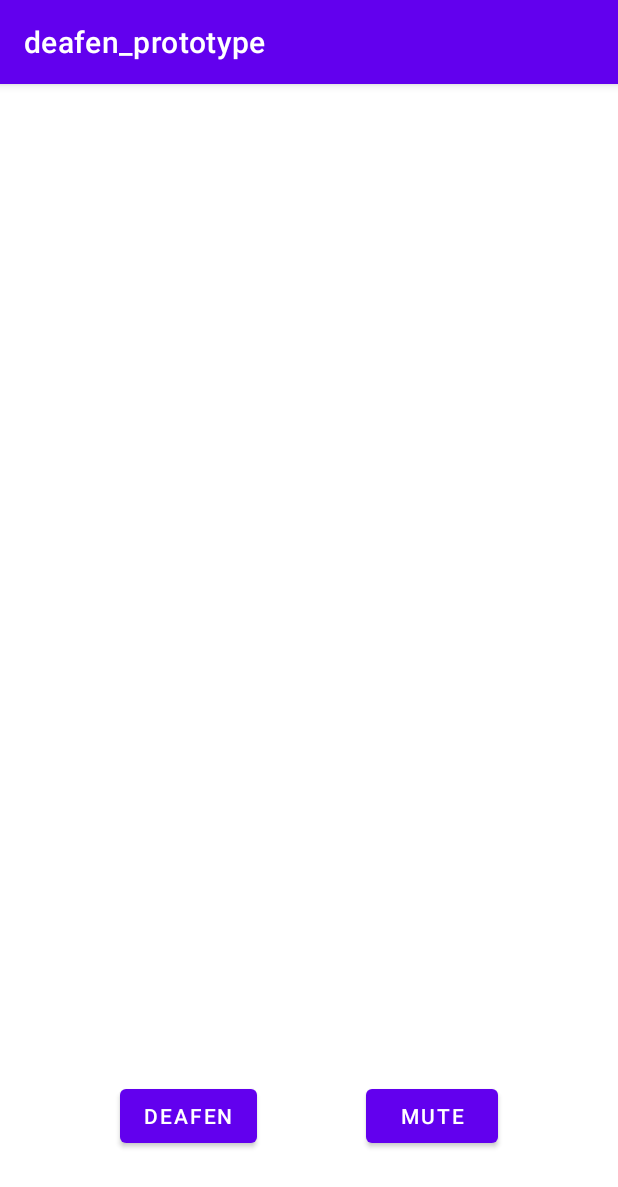
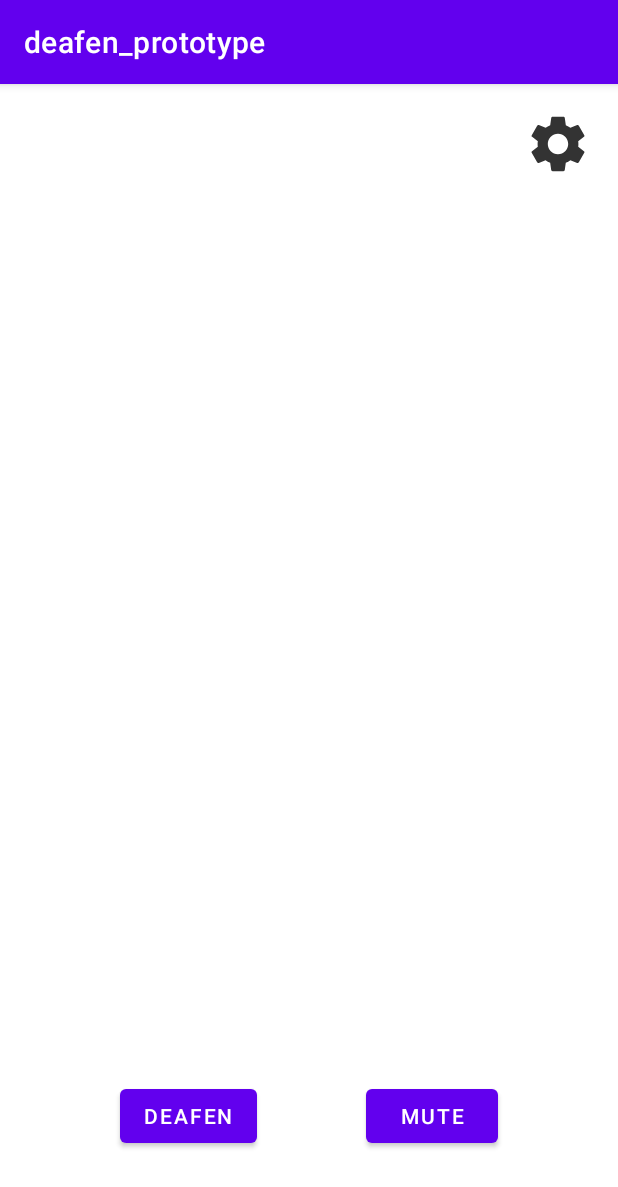
Before and after one commit to ShaqibRahman/CAPSTONE, an Android app: the screen it shows after launch (MainActivity), on a phone screen of 412 x 824 dp. Shown: the top 1187 px of the screen. Run offline under Robolectric (Android 15) with nearby library versions, the phone set to English and light mode, and no system bars.

Commit message:
adding settings button and settings screen

```diff
--- a/Deafen_app/app/src/main/java/com/example/deafen_prototype/MainActivity.java
+++ b/Deafen_app/app/src/main/java/com/example/deafen_prototype/MainActivity.java
@@ -7,17 +7,27 @@ import android.media.AudioManager;
 import android.os.Bundle;
 import android.os.Handler;
 import android.view.View;
+import android.widget.ImageButton;
 import android.widget.Toast;
 import android.content.Intent;
 
 public class MainActivity extends AppCompatActivity {
 
     private AudioManager audioManager;
+    private ImageButton button;
 
     @Override
     protected void onCreate(Bundle savedInstanceState) {
         super.onCreate(savedInstanceState);
         setContentView(R.layout.activity_main);
+
+        button = (ImageButton) findViewById(R.id.Settings);
+        button.setOnClickListener(new View.OnClickListener() {
+            @Override
+            public void onClick(View view) {
+                OpenSettings();
+            }
+        });
 
         audioManager = (AudioManager) getApplicationContext().getSystemService(Context.AUDIO_SERVICE);
     }
@@ -49,4 +59,9 @@ public class MainActivity extends AppCompatActivity {
             }
         }, 3000);
     }
+
+    public void OpenSettings(){
+        Intent intent = new Intent(this, SettingsActivity.class);
+        startActivity(intent);
+    }
 }
--- /dev/null
+++ b/Deafen_app/app/src/main/res/drawable-anydpi/settings.xml
@@ -0,0 +1,11 @@
+<vector xmlns:android="http://schemas.android.com/apk/res/android"
+    android:width="45dp"
+    android:height="45dp"
+    android:viewportWidth="24"
+    android:viewportHeight="24"
+    android:tint="#333333"
+    android:alpha="1">
+  <path
+      android:fillColor="@android:color/white"
+      android:pathData="M19.14,12.94c0.04,-0.3 0.06,-0.61 0.06,-0.94c0,-0.32 -0.02,-0.64 -0.07,-0.94l2.03,-1.58c0.18,-0.14 0.23,-0.41 0.12,-0.61l-1.92,-3.32c-0.12,-0.22 -0.37,-0.29 -0.59,-0.22l-2.39,0.96c-0.5,-0.38 -1.03,-0.7 -1.62,-0.94L14.4,2.81c-0.04,-0.24 -0.24,-0.41 -0.48,-0.41h-3.84c-0.24,0 -0.43,0.17 -0.47,0.41L9.25,5.35C8.66,5.59 8.12,5.92 7.63,6.29L5.24,5.33c-0.22,-0.08 -0.47,0 -0.59,0.22L2.74,8.87C2.62,9.08 2.66,9.34 2.86,9.48l2.03,1.58C4.84,11.36 4.8,11.69 4.8,12s0.02,0.64 0.07,0.94l-2.03,1.58c-0.18,0.14 -0.23,0.41 -0.12,0.61l1.92,3.32c0.12,0.22 0.37,0.29 0.59,0.22l2.39,-0.96c0.5,0.38 1.03,0.7 1.62,0.94l0.36,2.54c0.05,0.24 0.24,0.41 0.48,0.41h3.84c0.24,0 0.44,-0.17 0.47,-0.41l0.36,-2.54c0.59,-0.24 1.13,-0.56 1.62,-0.94l2.39,0.96c0.22,0.08 0.47,0 0.59,-0.22l1.92,-3.32c0.12,-0.22 0.07,-0.47 -0.12,-0.61L19.14,12.94zM12,15.6c-1.98,0 -3.6,-1.62 -3.6,-3.6s1.62,-3.6 3.6,-3.6s3.6,1.62 3.6,3.6S13.98,15.6 12,15.6z"/>
+</vector>
--- a/Deafen_app/app/src/main/res/layout/activity_main.xml
+++ b/Deafen_app/app/src/main/res/layout/activity_main.xml
@@ -27,4 +27,17 @@
         android:text="@string/mute"
         app:layout_constraintBottom_toBottomOf="parent"
         app:layout_constraintEnd_toEndOf="parent" />
+
+    <ImageButton
+        android:id="@+id/Settings"
+        android:layout_width="60dp"
+        android:layout_height="60dp"
+        android:layout_marginTop="10dp"
+        android:layout_marginEnd="10dp"
+        android:background="@color/white"
+        android:contentDescription="@string/setting"
+        app:layout_constraintEnd_toEndOf="parent"
+        app:layout_constraintTop_toTopOf="parent"
+        app:srcCompat="@drawable/settings" />
+
 </androidx.constraintlayout.widget.ConstraintLayout>
--- a/Deafen_app/app/src/main/res/values/strings.xml
+++ b/Deafen_app/app/src/main/res/values/strings.xml
@@ -11,4 +11,6 @@
     <string name="invalid_username">Not a valid username</string>
     <string name="invalid_password">Password must be >5 characters</string>
     <string name="login_failed">"Login failed"</string>
+    <string name="todo">TODO</string>
+    <string name="setting">TODO</string>
 </resources>
```
Also changed, not shown: Deafen_app/app/src/main/AndroidManifest.xml (+10 -1 lines), Deafen_app/app/src/main/java/com/example/deafen_prototype/SettingsActivity.java (added, +14 -0 lines), Deafen_app/app/src/main/res/layout/activity_settings.xml (added, +9 -0 lines), Deafen_app/app/src/main/res/drawable-hdpi/settings.png (added), Deafen_app/app/src/main/res/drawable-mdpi/settings.png (added), Deafen_app/app/src/main/res/drawable-xhdpi/settings.png (added), Deafen_app/app/src/main/res/drawable-xxhdpi/settings.png (added), 1 other file.
